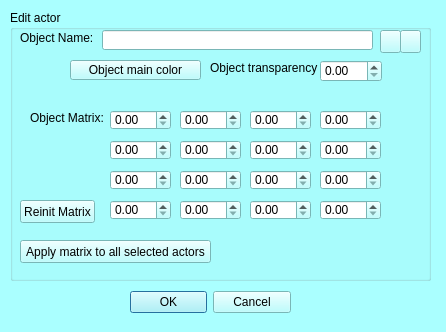
Old version of the form MorphoDig/Qt/mqEditACTORDialog.ui in the repository morphomuseum/MorphoDig.
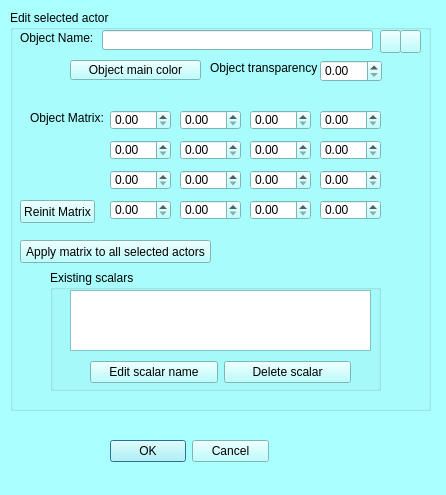
New version of the form. Icons and pictures are not drawn. Custom widgets are drawn as their Qt base class.

Commit message: Still some bugs on delete sometimes but can delete rename scalars of first selected actor

Diff of the .ui file:
```diff
--- a/MorphoDig/Qt/mqEditACTORDialog.ui
+++ b/MorphoDig/Qt/mqEditACTORDialog.ui
@@ -7,7 +7,7 @@
     <x>0</x>
     <y>0</y>
     <width>446</width>
-    <height>332</height>
+    <height>495</height>
    </rect>
   </property>
   <property name="palette">
@@ -431,24 +431,13 @@
   <widget class="QWidget" name="layoutWidget">
    <property name="geometry">
     <rect>
-     <x>130</x>
-     <y>290</y>
+     <x>110</x>
+     <y>440</y>
      <width>161</width>
      <height>25</height>
     </rect>
    </property>
-   <layout class="QHBoxLayout" name="horizontalLayout_2">
-    <item>
-     <widget class="QDialogButtonBox" name="buttonBox">
-      <property name="orientation">
-       <enum>Qt::Horizontal</enum>
-      </property>
-      <property name="standardButtons">
-       <set>QDialogButtonBox::Cancel|QDialogButtonBox::Ok</set>
-      </property>
-     </widget>
-    </item>
-   </layout>
+   <layout class="QHBoxLayout" name="horizontalLayout_2"/>
   </widget>
   <widget class="QGroupBox" name="groupBox">
    <property name="geometry">
@@ -456,11 +445,11 @@
      <x>10</x>
      <y>10</y>
      <width>421</width>
-     <height>271</height>
+     <height>401</height>
     </rect>
    </property>
    <property name="title">
-    <string>Edit actor</string>
+    <string>Edit selected actor</string>
    </property>
    <widget class="QLabel" name="label">
     <property name="geometry">
@@ -757,11 +746,72 @@
      <string>Apply matrix to all selected actors</string>
     </property>
    </widget>
+   <widget class="QGroupBox" name="ActorScalars">
+    <property name="geometry">
+     <rect>
+      <x>40</x>
+      <y>260</y>
+      <width>331</width>
+      <height>121</height>
+     </rect>
+    </property>
+    <property name="title">
+     <string>Existing scalars</string>
+    </property>
+    <widget class="QListWidget" name="scalarList">
+     <property name="geometry">
+      <rect>
+       <x>20</x>
+       <y>20</y>
+       <width>301</width>
+       <height>61</height>
+      </rect>
+     </property>
+    </widget>
+    <widget class="QWidget" name="horizontalLayoutWidget">
+     <property name="geometry">
+      <rect>
+       <x>40</x>
+       <y>90</y>
+       <width>261</width>
+       <height>25</height>
+      </rect>
+     </property>
+     <layout class="QHBoxLayout" name="horizontalLayout">
+      <item>
+       <widget class="QPushButton" name="editScalar">
+        <property name="text">
+         <string>Edit scalar name</string>
+        </property>
+       </widget>
+      </item>
+      <item>
+       <widget class="QPushButton" name="deleteScalar">
+        <property name="text">
+         <string>Delete scalar</string>
+        </property>
+       </widget>
+      </item>
+     </layout>
+    </widget>
+   </widget>
   </widget>
-  <zorder>layoutWidget</zorder>
-  <zorder>groupBox</zorder>
-  <zorder>buttonBox</zorder>
-  <zorder>buttonBox</zorder>
+  <widget class="QDialogButtonBox" name="buttonBox">
+   <property name="geometry">
+    <rect>
+     <x>110</x>
+     <y>440</y>
+     <width>159</width>
+     <height>23</height>
+    </rect>
+   </property>
+   <property name="orientation">
+    <enum>Qt::Horizontal</enum>
+   </property>
+   <property name="standardButtons">
+    <set>QDialogButtonBox::Cancel|QDialogButtonBox::Ok</set>
+   </property>
+  </widget>
  </widget>
  <customwidgets>
   <customwidget>
```
Left out of the diff: 13 changed lines with no effect on the pictures. The commit also changes 5 other files.
